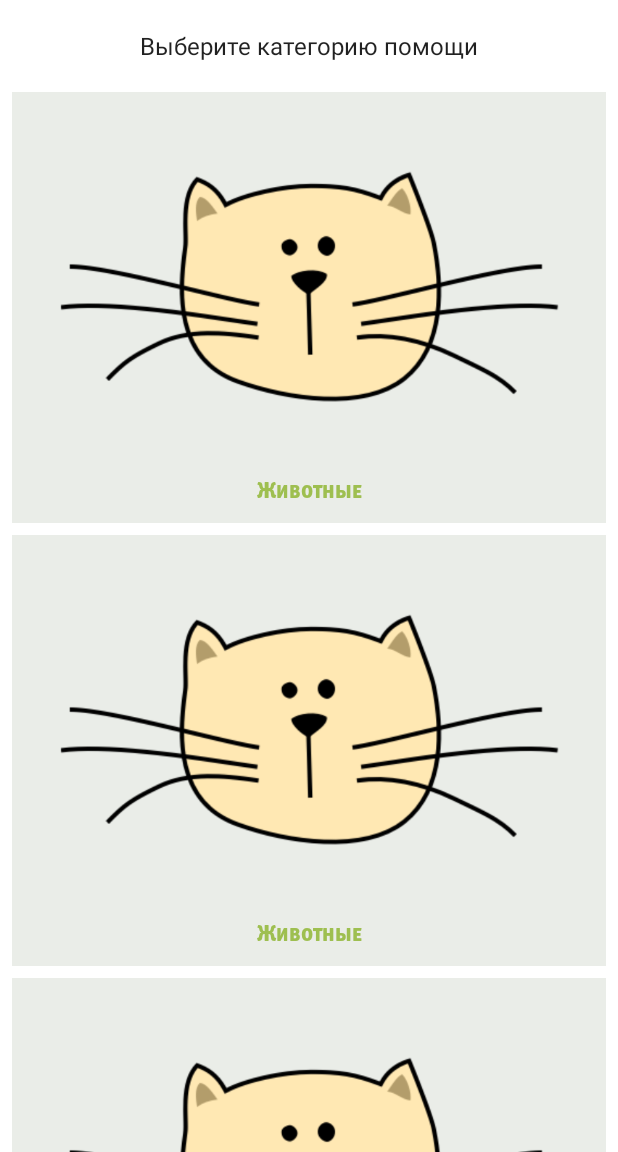
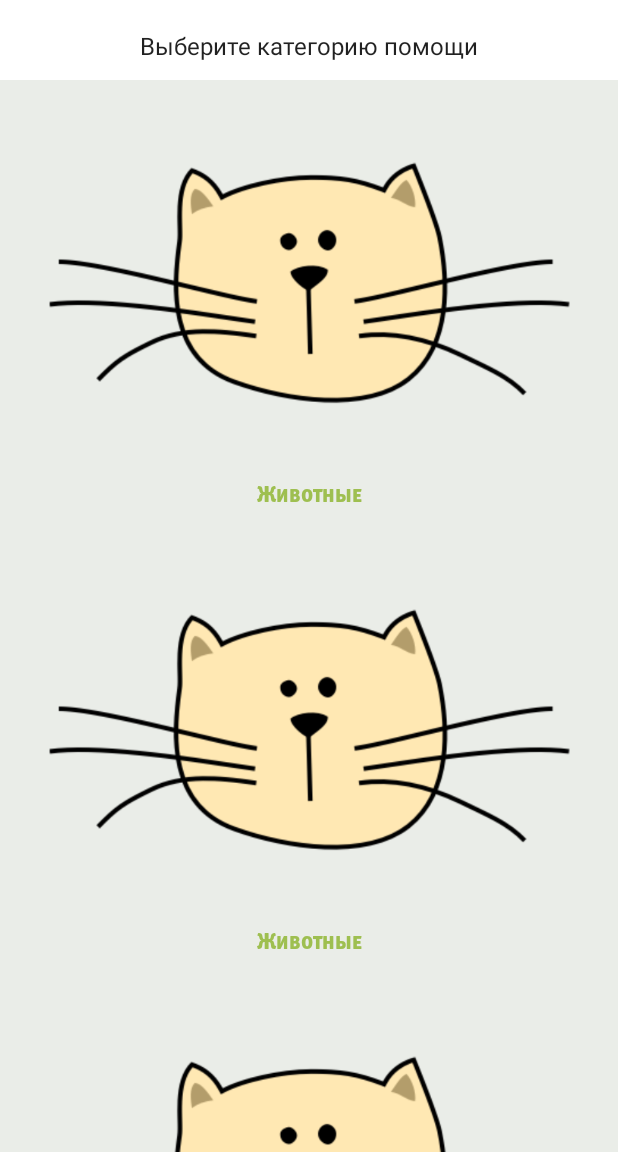
Before and after one commit to lealpy/HelpApp, an Android app: the layout fragment_help.xml on its own in the app's theme, with its tools: preview values and no code run, on a phone screen of 412 x 824 dp, the part 84-1236 px from its top. Run offline under Robolectric (Android 15) with nearby library versions, the phone set to English and light mode, and no system bars.

Commit message:
optimized ItemDecoration work

```diff
--- a/app/src/main/res/layout/fragment_help.xml
+++ b/app/src/main/res/layout/fragment_help.xml
@@ -43,9 +43,7 @@
         android:id="@+id/recyclerView"
         android:layout_width="0dp"
         android:layout_height="0dp"
-        android:layout_marginStart="@dimen/dimen_4_dp"
-        android:layout_marginEnd="@dimen/dimen_4_dp"
-        android:layout_marginTop="@dimen/dimen_16_dp"
+        android:layout_marginTop="@dimen/dimen_12_dp"
         app:layout_constraintTop_toBottomOf="@+id/tittle"
         app:layout_constraintBottom_toBottomOf="parent"
         app:layout_constraintStart_toStartOf="parent"
--- a/app/src/main/res/layout/fragment_search.xml
+++ b/app/src/main/res/layout/fragment_search.xml
@@ -12,8 +12,8 @@
         android:layout_width="match_parent"
         android:layout_height="?attr/actionBarSize"
         android:background="@color/leaf"
-        android:paddingEnd="5dp"
-        android:paddingStart="5dp"
+        android:paddingEnd="@dimen/dimen_5_dp"
+        android:paddingStart="@dimen/dimen_5_dp"
         app:layout_constraintEnd_toEndOf="parent"
         app:layout_constraintStart_toStartOf="parent"
         app:layout_constraintTop_toTopOf="parent" >
@@ -22,7 +22,7 @@
             android:id="@+id/toolbar_title"
             android:layout_width="wrap_content"
             android:layout_height="wrap_content"
-            android:textSize="21sp"
+            android:textSize="@dimen/dimen_21_sp"
             android:textColor="@color/white"
             android:fontFamily="@font/officina_sans_extra_bold_scc"
             android:text="@string/search_screen_name"
--- a/app/src/main/res/layout/help_item.xml
+++ b/app/src/main/res/layout/help_item.xml
@@ -5,7 +5,6 @@
     xmlns:tools="http://schemas.android.com/tools"
     android:layout_width="match_parent"
     android:layout_height="wrap_content"
-    android:layout_margin="@dimen/dimen_4_dp"
     android:background="@color/light_grey">
 
     <ImageView
--- a/app/src/main/res/values/dimens.xml
+++ b/app/src/main/res/values/dimens.xml
@@ -26,4 +26,5 @@
     <dimen name="dimen_19_sp">19sp</dimen>
     <dimen name="dimen_21_sp">21sp</dimen>
     <dimen name="dimen_24_sp">24sp</dimen>
+    <dimen name="dimen_5_dp">5dp</dimen>
 </resources>
```
Also changed, not shown: app/src/main/java/com/lealpy/simbirsoft_training/ui/help/HelpFragment.kt (+9 -2 lines), app/src/main/java/com/lealpy/simbirsoft_training/ui/help/HelpItemDecoration.kt (added, +32 -0 lines).
